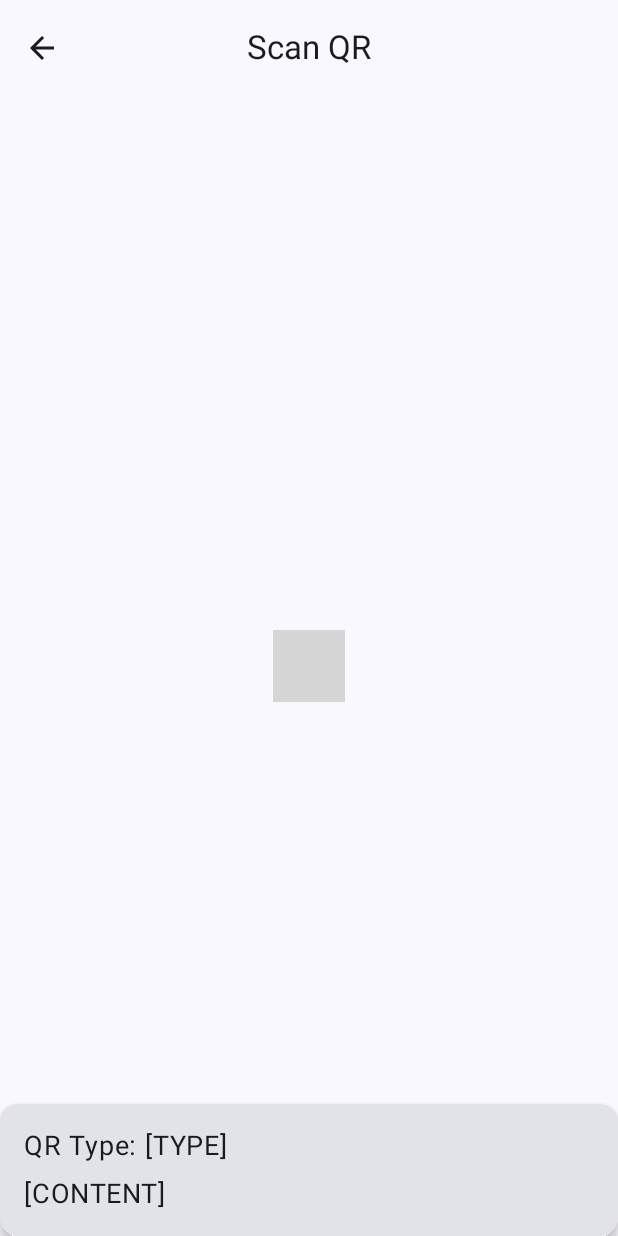
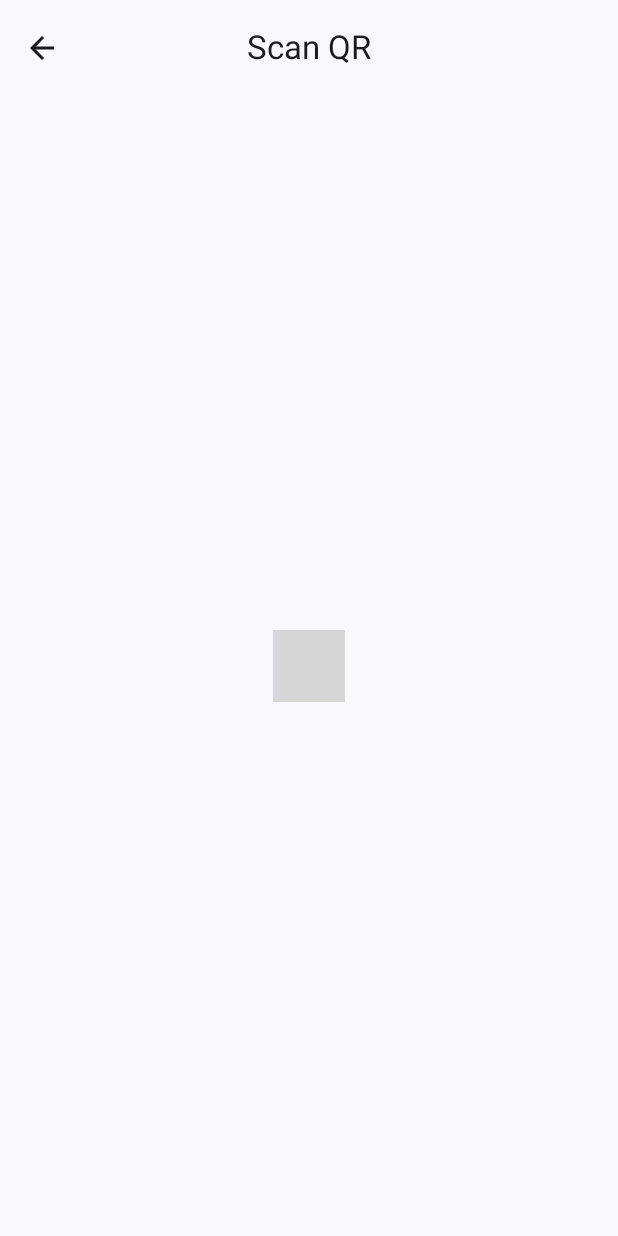
Before and after one commit to tirlapuram/SnapQR, an Android app built with Jetpack Compose: the ScanQRScreen screen opened through its navigation route, on a phone screen of 412 x 824 dp. Run offline under Robolectric (Android 15) with nearby library versions, the phone set to English and light mode, and no system bars; our stand-ins replace Dagger/Hilt's generated code; libraries missing offline, so code that uses them is left out: androidx.camera.core, androidx.camera.lifecycle, androidx.camera.view, com.google.mlkit.vision; 3 statements that could not run were skipped; grey boxes are pictures that could not be loaded.

Commit message:
commit 12

```diff
--- a/app/src/main/java/uk/ac/tees/mad/snapqr/ui/scanqr/ScanQRScreen.kt
+++ b/app/src/main/java/uk/ac/tees/mad/snapqr/ui/scanqr/ScanQRScreen.kt
@@ -2,8 +2,6 @@ package uk.ac.tees.mad.snapqr.ui.scanqr
 
 import android.app.Activity
 import android.content.Context
-import android.content.Intent
-import android.net.Uri
 import android.os.VibrationEffect
 import android.os.Vibrator
 import android.util.Log
@@ -15,37 +13,22 @@ import androidx.camera.core.ImageAnalysis
 import androidx.camera.core.ImageProxy
 import androidx.camera.core.Preview
 import androidx.camera.view.PreviewView
-import androidx.compose.animation.AnimatedVisibility
 import androidx.compose.foundation.layout.Box
-import androidx.compose.foundation.layout.Column
-import androidx.compose.foundation.layout.Spacer
 import androidx.compose.foundation.layout.fillMaxSize
-import androidx.compose.foundation.layout.fillMaxWidth
-import androidx.compose.foundation.layout.height
 import androidx.compose.foundation.layout.padding
 import androidx.compose.material.icons.Icons
 import androidx.compose.material.icons.filled.ArrowBack
-import androidx.compose.material3.Card
-import androidx.compose.material3.CardDefaults
 import androidx.compose.material3.CenterAlignedTopAppBar
 import androidx.compose.material3.ExperimentalMaterial3Api
 import androidx.compose.material3.Icon
 import androidx.compose.material3.IconButton
 import androidx.compose.material3.Scaffold
 import androidx.compose.material3.Text
-import androidx.compose.material3.TextButton
 import androidx.compose.runtime.Composable
 import androidx.compose.runtime.LaunchedEffect
-import androidx.compose.runtime.collectAsState
-import androidx.compose.runtime.getValue
-import androidx.compose.runtime.mutableStateOf
-import androidx.compose.runtime.remember
-import androidx.compose.runtime.setValue
 import androidx.compose.ui.Alignment
 import androidx.compose.ui.Modifier
 import androidx.compose.ui.platform.LocalContext
-import androidx.compose.ui.unit.dp
-import androidx.compose.ui.unit.sp
 import androidx.compose.ui.viewinterop.AndroidView
 import androidx.core.content.ContextCompat
 import androidx.hilt.navigation.compose.hiltViewModel
@@ -76,16 +59,11 @@ fun ScanQRScreen(
 ) {
 
     val lifecycleOwner = LocalLifecycleOwner.current
-    val state = scanQRViewModel.state.collectAsState().value
-    val qrType = state.qrType
-    var qrContent = state.qrContent
     val context = LocalContext.current
 
     val requestPermissionLauncher =
         rememberLauncherForActivityResult(contract = ActivityResultContracts.RequestPermission()) { isGranted ->
-            if (isGranted) {
 
-            }
         }
 
     LaunchedEffect(Unit) {
@@ -153,36 +131,6 @@ fun ScanQRScreen(
                 },
                 modifier = Modifier.fillMaxSize()
             )
-
-            AnimatedVisibility(
-                visible = qrType.isNotEmpty(),
-                modifier = Modifier.align(Alignment.BottomCenter)
-            ) {
-                Card(
-                    modifier = Modifier
-                        .fillMaxWidth()
-                        .align(Alignment.BottomCenter),
-                    elevation = CardDefaults.cardElevation(4.dp)
-                ) {
-                    Column(modifier = Modifier.padding(16.dp)) {
-                        Text(text = "QR Type: $qrType", fontSize = 18.sp)
-                        Spacer(modifier = Modifier.height(8.dp))
-                        if (qrType == "URL") {
-                            TextButton(onClick = {
-                                if (!qrContent.startsWith("http://") && !qrContent.startsWith("https://")) {
-                                    qrContent = "http://$qrContent"
-                                }
-                                val browserIntent = Intent(Intent.ACTION_VIEW, Uri.parse(qrContent))
-                                context.startActivity(browserIntent)
-                            }) {
-                                Text(text = qrContent, fontSize = 18.sp)
-                            }
-                        } else {
-                            Text(text = qrContent, fontSize = 18.sp)
-                        }
-                    }
-                }
-            }
         }
     }
 }
--- a/app/src/main/java/uk/ac/tees/mad/snapqr/ui/scanqr/ScanQRViewModel.kt
+++ b/app/src/main/java/uk/ac/tees/mad/snapqr/ui/scanqr/ScanQRViewModel.kt
@@ -28,9 +28,6 @@ class ScanQRViewModel @Inject constructor(
         _state.update {
             it.copy(qrType = qrType, qrContent = qrContent)
         }
-    }
-
-    fun addScanHistory(qrContent: String, qrType: String) {
         viewModelScope.launch {
             val scanHistory = ScanHistory(
                 qrContent = qrContent,
```
Also changed, not shown: app/src/main/java/uk/ac/tees/mad/snapqr/ui/scandetails/ScanDetailsScreen.kt (+2 -10 lines).
